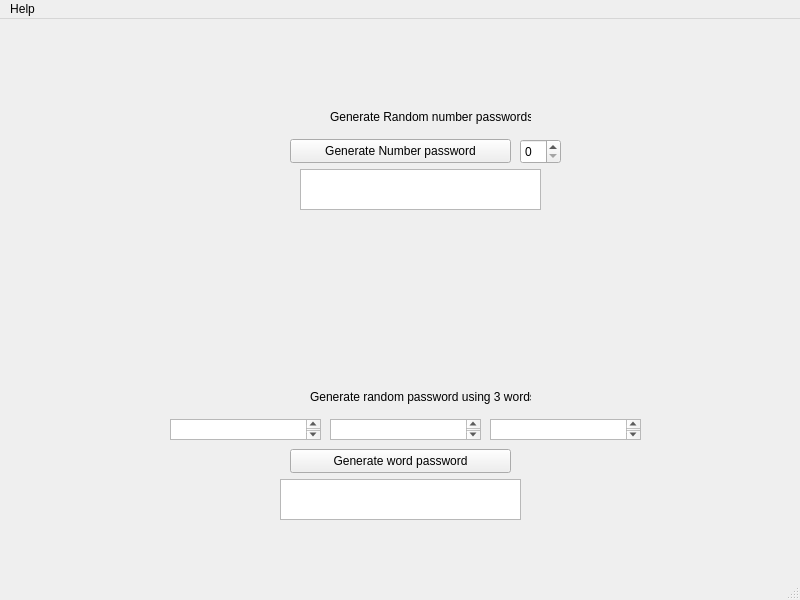
Above: mainwindow.ui from Croudxd/Password_Generator before the change. Below: the same form after it.
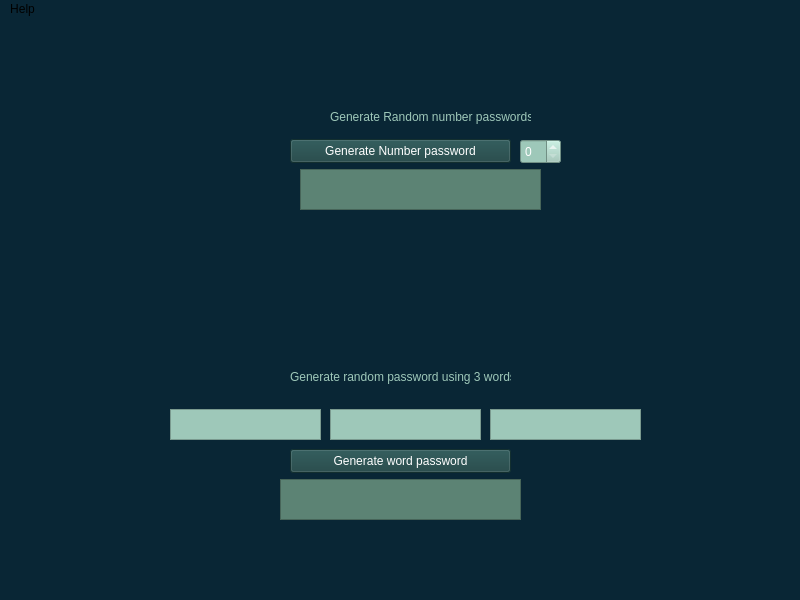
That is the form after the change.

Commit message: Added colours to GUI, also uses Qt Random function instead of C++ for better randomization. Also added help option to show instructions

Patch:
```diff
--- a/mainwindow.ui
+++ b/mainwindow.ui
@@ -13,6 +13,10 @@
   <property name="windowTitle">
    <string>MainWindow</string>
   </property>
+  <property name="styleSheet">
+   <string notr="true">
+background-color: rgb(9, 38, 53);</string>
+  </property>
   <widget class="QWidget" name="centralwidget">
    <widget class="QPushButton" name="pushButton">
     <property name="geometry">
@@ -23,6 +27,10 @@
       <height>24</height>
      </rect>
     </property>
+    <property name="styleSheet">
+     <string notr="true">background-color: rgb(27, 66, 66);
+color: rgb(255, 255, 255);</string>
+    </property>
     <property name="text">
      <string>Generate Number password</string>
     </property>
@@ -36,6 +44,10 @@
       <height>16</height>
      </rect>
     </property>
+    <property name="styleSheet">
+     <string notr="true">
+color: rgb(158, 200, 185);</string>
+    </property>
     <property name="text">
      <string>Generate Random number passwords</string>
     </property>
@@ -62,6 +74,10 @@
       <height>25</height>
      </rect>
     </property>
+    <property name="styleSheet">
+     <string notr="true">background-color: rgb(158, 200, 185);
+color: rgb(255, 255, 255);</string>
+    </property>
    </widget>
    <widget class="QPushButton" name="pushButton_2">
     <property name="geometry">
@@ -72,6 +88,10 @@
       <height>24</height>
      </rect>
     </property>
+    <property name="styleSheet">
+     <string notr="true">background-color: rgb(27, 66, 66);
+color: rgb(255, 255, 255);</string>
+    </property>
     <property name="text">
      <string>Generate word password</string>
     </property>
@@ -80,31 +100,40 @@
     <property name="geometry">
      <rect>
       <x>490</x>
-      <y>400</y>
+      <y>390</y>
       <width>151</width>
-      <height>21</height>
+      <height>31</height>
      </rect>
     </property>
+    <property name="styleSheet">
+     <string notr="true">background-color: rgb(158, 200, 185);</string>
+    </property>
    </widget>
    <widget class="QPlainTextEdit" name="word2_text">
     <property name="geometry">
      <rect>
       <x>170</x>
-      <y>400</y>
+      <y>390</y>
       <width>151</width>
-      <height>21</height>
+      <height>31</height>
      </rect>
     </property>
+    <property name="styleSheet">
+     <string notr="true">background-color: rgb(158, 200, 185);</string>
+    </property>
    </widget>
    <widget class="QPlainTextEdit" name="word3_text">
     <property name="geometry">
      <rect>
       <x>330</x>
-      <y>400</y>
+      <y>390</y>
       <width>151</width>
-      <height>21</height>
+      <height>31</height>
      </rect>
     </property>
+    <property name="styleSheet">
+     <string notr="true">background-color: rgb(158, 200, 185);</string>
+    </property>
    </widget>
    <widget class="QTextEdit" name="textEdit">
     <property name="geometry">
@@ -115,6 +144,10 @@
       <height>41</height>
      </rect>
     </property>
+    <property name="styleSheet">
+     <string notr="true">
+background-color: rgb(92, 131, 116);</string>
+    </property>
    </widget>
    <widget class="QTextEdit" name="textEdit_2">
     <property name="geometry">
@@ -125,16 +158,23 @@
       <height>41</height>
      </rect>
     </property>
+    <property name="styleSheet">
+     <string notr="true">border-color: rgb(0, 0, 0);
+background-color: rgb(92, 131, 116);</string>
+    </property>
    </widget>
    <widget class="QLabel" name="label_3">
     <property name="geometry">
      <rect>
-      <x>310</x>
-      <y>370</y>
+      <x>290</x>
+      <y>350</y>
       <width>221</width>
       <height>16</height>
      </rect>
     </property>
+    <property name="styleSheet">
+     <string notr="true">color: rgb(158, 200, 185);</string>
+    </property>
     <property name="text">
      <string>Generate random password using 3 words</string>
     </property>
```
Left out of the diff: 6 changed lines with no effect on the pictures. The commit also changes 3 other files.
